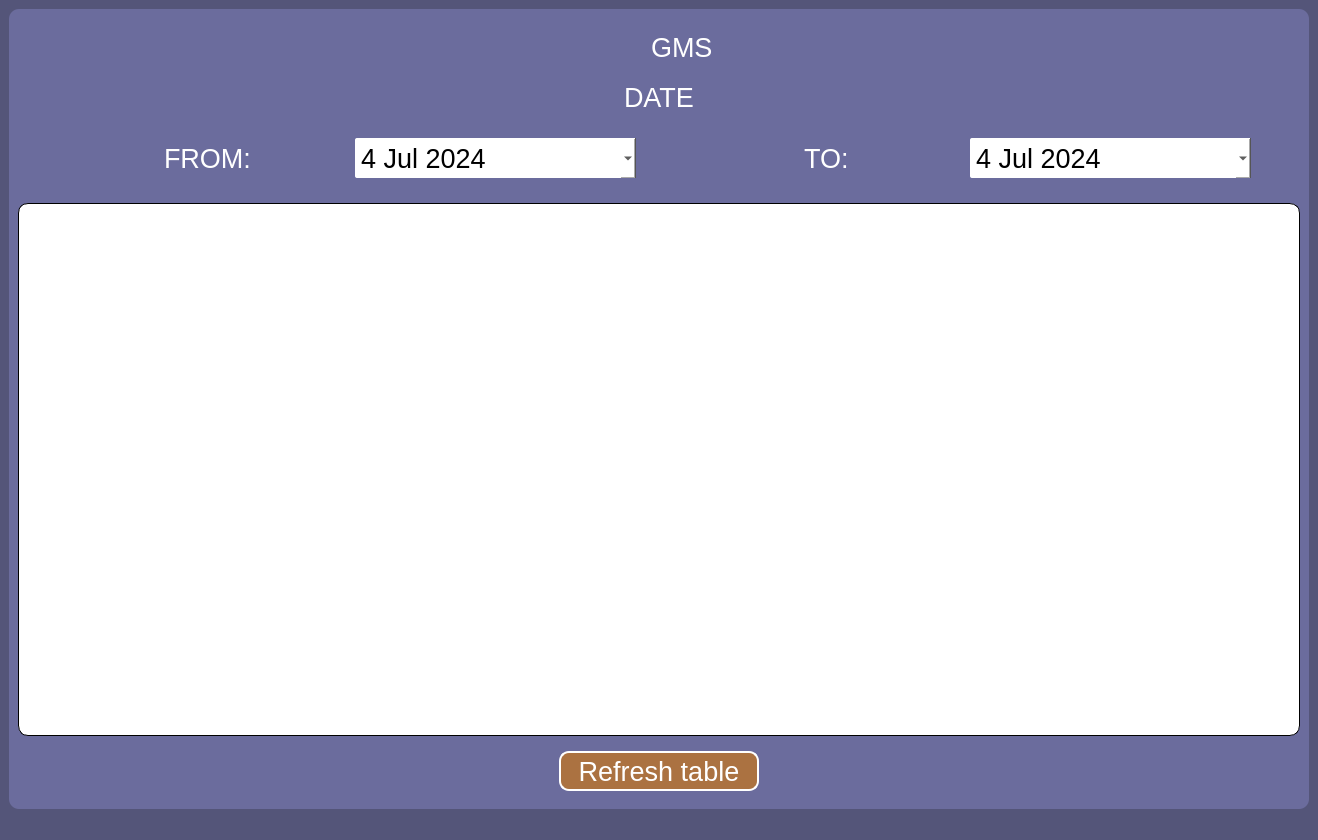
First picture: the form in view_page.ui, repository Xen00n/GMS, before the edit.
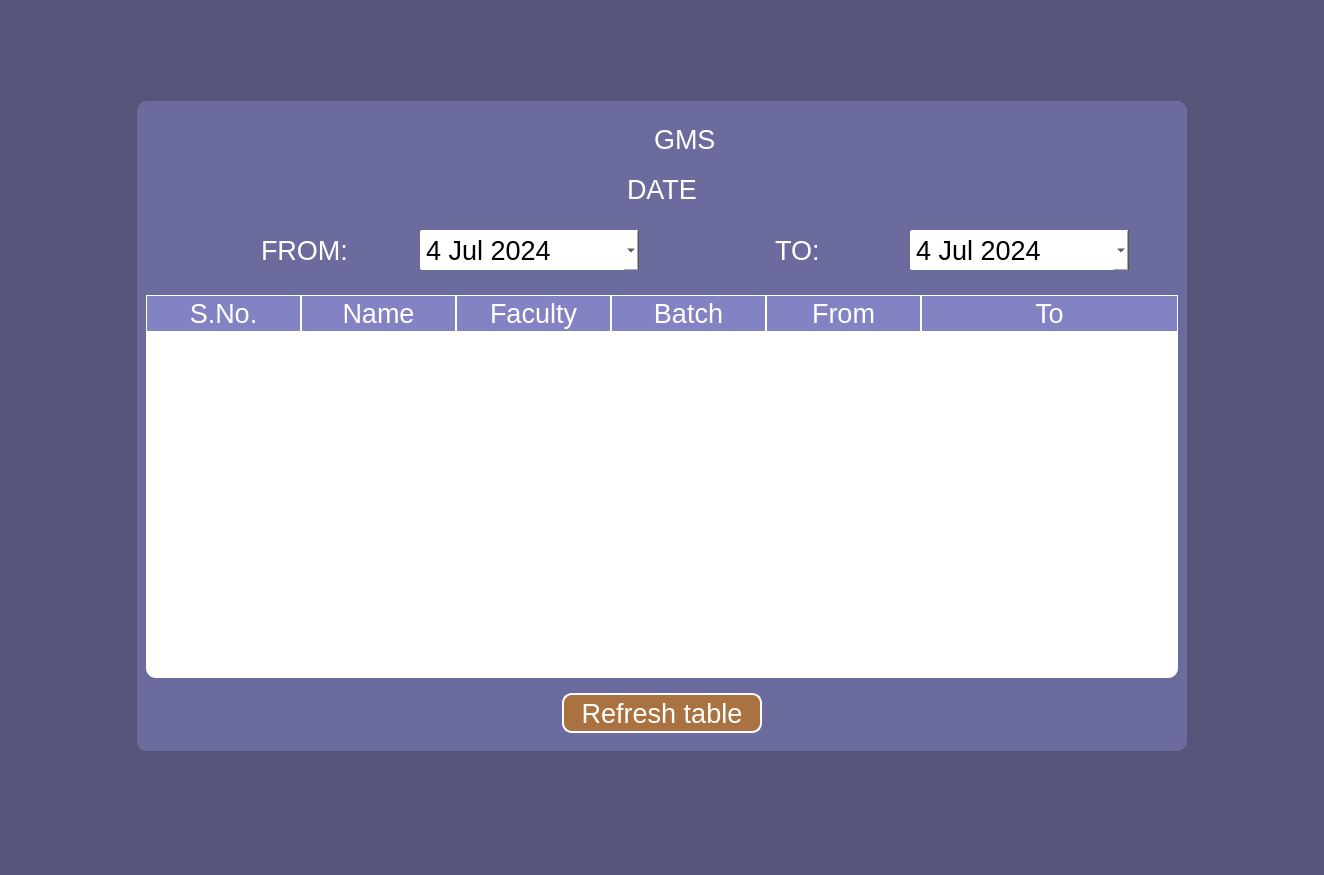
Second picture: the form after the edit. Icons and pictures are not drawn.

The edit to the form file:
```diff
--- a/view_page.ui
+++ b/view_page.ui
@@ -6,8 +6,8 @@
    <rect>
     <x>0</x>
     <y>0</y>
-    <width>836</width>
-    <height>775</height>
+    <width>1324</width>
+    <height>875</height>
    </rect>
   </property>
   <property name="windowTitle">
@@ -28,8 +28,8 @@
       </property>
       <property name="minimumSize">
        <size>
-        <width>1300</width>
-        <height>800</height>
+        <width>1050</width>
+        <height>650</height>
        </size>
       </property>
       <property name="maximumSize">
@@ -291,14 +291,62 @@
         </widget>
        </item>
        <item>
-        <widget class="QTableView" name="tableView">
+        <widget class="QTableWidget" name="tableWidget">
          <property name="styleSheet">
-          <string notr="true">background-color: rgb(255, 255, 255);
-color: rgb(0, 0, 0);
-border-color: rgb(0, 0, 0);
-border-width: 1px;
-</string>
+          <string notr="true">QHeaderView::section {
+	background-color: rgb(131, 131, 196);
+	color:#fff;
+ 	justify-content: center;
+	border: 1px solid white;
+	text-align:center;
+	border-radius:0px;
+}
+QHeaderView {
+	border: none;
+}
+QTableWidget {
+	alternate-background-color: #E4E4E4;
+	background-color: white;
+	selection-background-color:#1492E6;
+	selection-color:white;
+}</string>
          </property>
+         <attribute name="horizontalHeaderDefaultSectionSize">
+          <number>155</number>
+         </attribute>
+         <attribute name="horizontalHeaderStretchLastSection">
+          <bool>true</bool>
+         </attribute>
+         <column>
+          <property name="text">
+           <string>S.No.</string>
+          </property>
+         </column>
+         <column>
+          <property name="text">
+           <string>Name</string>
+          </property>
+         </column>
+         <column>
+          <property name="text">
+           <string>Faculty</string>
+          </property>
+         </column>
+         <column>
+          <property name="text">
+           <string>Batch</string>
+          </property>
+         </column>
+         <column>
+          <property name="text">
+           <string>From</string>
+          </property>
+         </column>
+         <column>
+          <property name="text">
+           <string>To</string>
+          </property>
+         </column>
         </widget>
        </item>
        <item>
```
Left out of the diff: 2 changed lines with no effect on the pictures.
